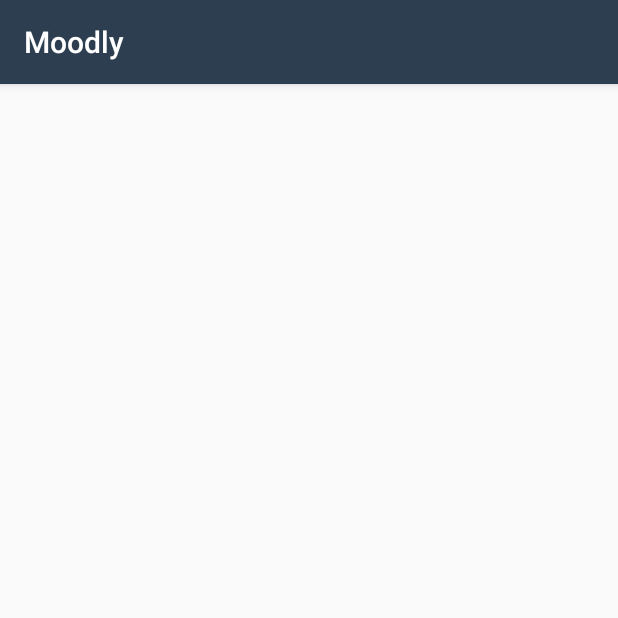
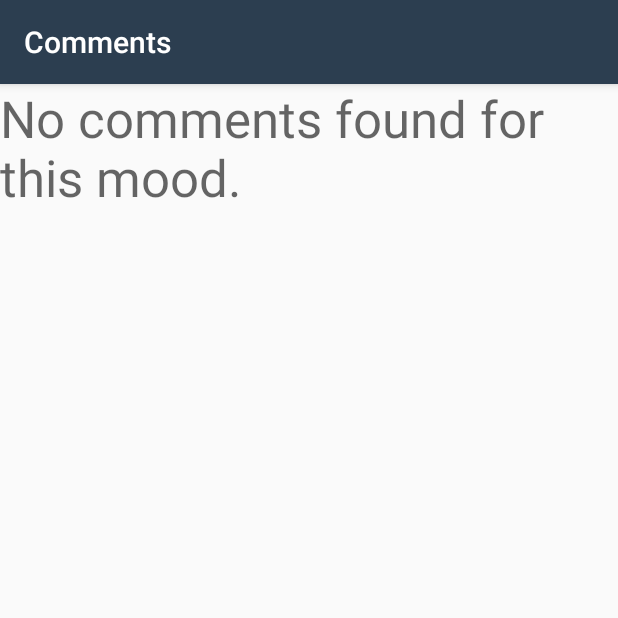
Before and after one commit to jackykc/Moodly, an Android app: the ViewComments screen opened directly, with no data from a screen before it, on a phone screen of 412 x 824 dp, the top half of it. Run offline under Robolectric (Android 15) with nearby library versions, the phone set to English and light mode, and no system bars; libraries missing offline, so code that uses them is left out: com.searchly.jestdroid, io.searchbox.core; 4 statements that could not run were skipped.

Commit message:
assuming commenting works

```diff
--- a/app/src/main/java/com/example/moodly/Activities/ViewComments.java
+++ b/app/src/main/java/com/example/moodly/Activities/ViewComments.java
@@ -4,6 +4,8 @@ import android.support.v7.app.AppCompatActivity;
 import android.os.Bundle;
 import android.widget.ArrayAdapter;
 import android.widget.ListView;
+import android.widget.TextView;
+import android.widget.ViewSwitcher;
 
 import com.example.moodly.Controllers.CommentController;
 import com.example.moodly.Models.Comment;
@@ -14,21 +16,27 @@ import java.util.ArrayList;
 public class ViewComments extends AppCompatActivity {
     ArrayList<Comment> commentList = new ArrayList<>();
     ListView displayCommentList;
+    TextView displayNoComment;
     @Override
     protected void onCreate(Bundle savedInstanceState) {
         super.onCreate(savedInstanceState);
         setContentView(R.layout.activity_view_comments);
+        android.support.v7.app.ActionBar action = getSupportActionBar();
+        action.setTitle("Comments");
         String id = getIntent().getStringExtra("moodID");
         commentList = CommentController.getInstance().getCommentList(id);
         showComments(commentList);
     }
 
     protected void showComments(ArrayList<Comment> commentList){
+        ViewSwitcher viewSwitcher = (ViewSwitcher)findViewById(R.id.messageSwitcher);
+        displayCommentList = (ListView) findViewById(R.id.commentsView);
+        displayNoComment = (TextView) findViewById(R.id.noComments);
         if (commentList.size() == 0){
-            // if there isn't any comments, print message to tell user?
+            viewSwitcher.showNext();
         }
         else {
-            displayCommentList = (ListView) findViewById(R.id.commentsView);
+            // arrayadapter for now until CommentAdapter is created
             ArrayAdapter<Comment> adapter = new ArrayAdapter<>(this, android.R.layout.simple_list_item_1, commentList);
             displayCommentList.setAdapter(adapter);
         }
--- a/app/src/main/res/layout/activity_view_comments.xml
+++ b/app/src/main/res/layout/activity_view_comments.xml
@@ -1,11 +1,28 @@
 <?xml version="1.0" encoding="utf-8"?>
 <RelativeLayout xmlns:android="http://schemas.android.com/apk/res/android"
+    xmlns:tools="http://schemas.android.com/tools"
     android:layout_width="match_parent" android:layout_height="match_parent">
 
-    <ListView
-        android:id="@+id/commentsView"
+    <ViewSwitcher
+        android:id="@+id/messageSwitcher"
         android:layout_width="match_parent"
-        android:layout_height="match_parent"
-        android:layout_alignParentEnd="true"
-        android:layout_alignParentRight="true" />
+        android:layout_height="match_parent">
+
+        <ListView
+            android:id="@+id/commentsView"
+            android:layout_width="match_parent"
+            android:layout_height="match_parent"
+            android:layout_alignParentEnd="true"
+            android:layout_alignParentRight="true" />
+
+        <TextView
+            android:id="@+id/noComments"
+            android:layout_width="match_parent"
+            android:layout_height="wrap_content"
+            android:text="@string/no_comment"
+            android:textAppearance="@android:style/TextAppearance.Material.Display1"
+            tools:text="@string/no_comment" />
+
+    </ViewSwitcher>
+
 </RelativeLayout>
--- a/app/src/main/res/values/strings.xml
+++ b/app/src/main/res/values/strings.xml
@@ -6,6 +6,7 @@
     <string name="action_social">Social</string>
     <string name="add_comment">Add Comment</string>
     <string name="view_comment">View Comments</string>
+    <string name="no_comment">No comments found for this mood.</string>
     <string name="picture">Picture</string>
     <string name="login">Login</string>
     <string name="username">Username</string>
```
